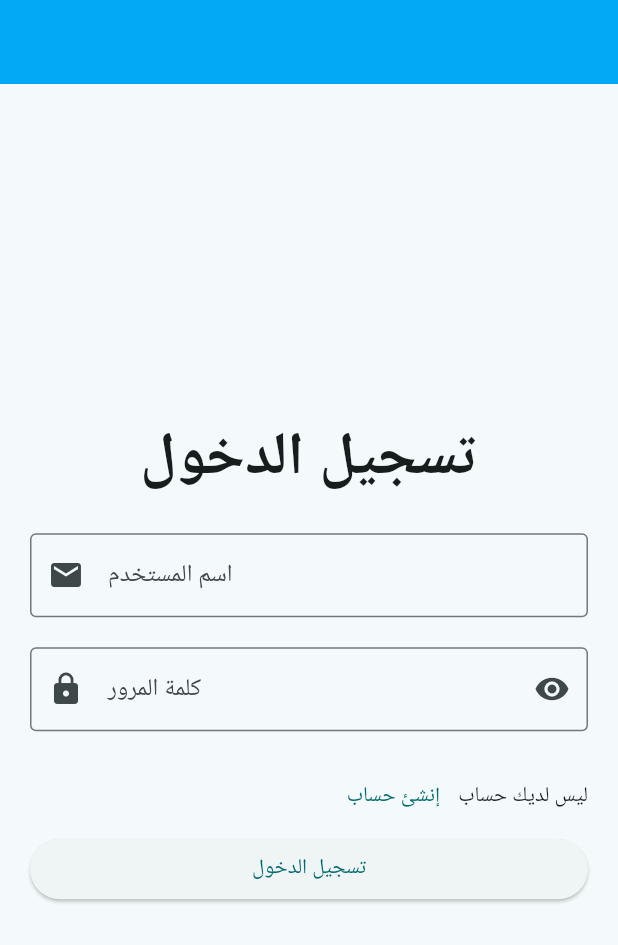
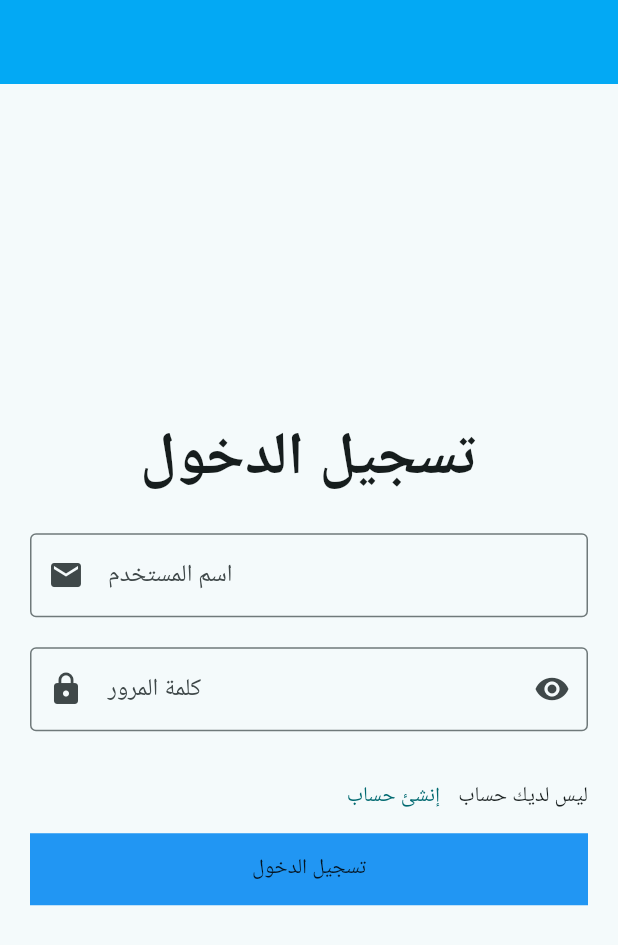
Before and after one commit to EngAlaaJahaf/rafiqi-university, a Flutter app: the Login screen opened directly, on a phone screen of 412 x 824 dp. Shown: the top 945 px of the screen. Run offline on Flutter 3.47's test engine with Material 3 defaults, Android fonts, the phone set to English and light mode, and no system bars; statements that could not run were skipped.

Commit message:
إضافة صفحة تسجيل الدخول مع تحسينات على واجهة المستخدم

```diff
--- a/lib/modules/login/login.dart
+++ b/lib/modules/login/login_screen.dart
@@ -76,8 +76,9 @@ var passwordController = TextEditingController();
                 // SizedBox(height: 10),
                 Container(
                   width: double.infinity,
+                  color: Colors.blue,
                   // color: Colors.blue,
-                  child: ElevatedButton(
+                  child: MaterialButton(
                     onPressed: (){
                       print(emailController.text);
                       print(passwordController.text);
```
